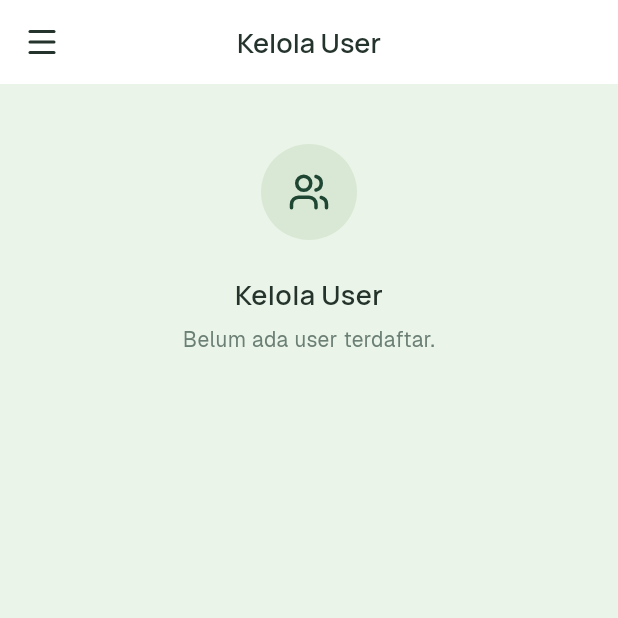
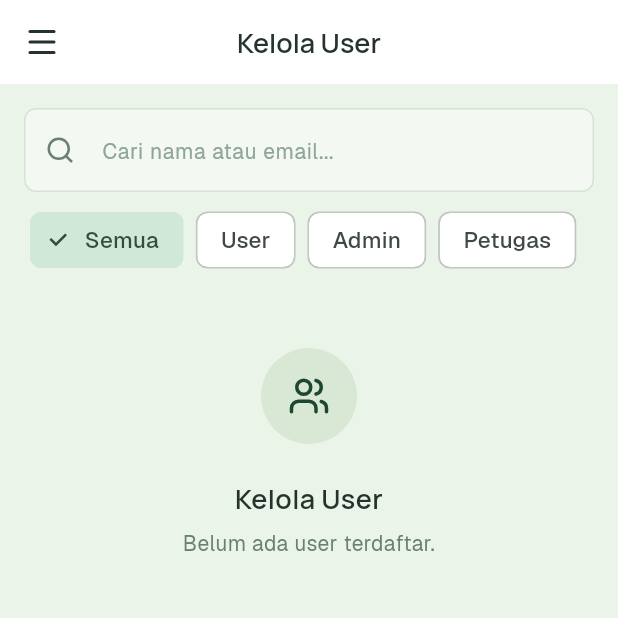
Before and after one commit to renoain/app-green, a Flutter app: the AdminUsersPage screen opened directly, on a phone screen of 412 x 824 dp, the top half of it. Run offline on Flutter 3.47's test engine with Material 3 defaults, Android fonts, the phone set to English and light mode, and no system bars; our stand-ins replace camera, dio, dropdown_search, flutter_dotenv, flutter_lucide, flutter_map and 8 more; accounts and stored records are empty; network calls fail; project files that could hold a hidden picture were left out.

Commit message:
feat(admin): add user search filter role change and detail
ManageUserUsecase blocks self-demote, migration 018 RLS policies.

```diff
--- a/lib/core/constants/app_strings.dart
+++ b/lib/core/constants/app_strings.dart
@@ -1039,6 +1039,31 @@ class AppStrings {
   /// Label role di daftar user admin.
   static const String adminUserRoleLabel = 'Role';
 
+  /// Hint cari user admin (nama/email).
+  static const String adminUserSearchHint = 'Cari nama atau email...';
+
+  /// Label filter semua role user admin.
+  static const String adminUserFilterAll = 'Semua';
+
+  /// Judul detail user admin.
+  static const String adminUserDetailTitle = 'Detail User';
+
+  /// Label total poin di detail user admin.
+  static const String adminUserTotalPoints = 'Total Poin';
+
+  /// Judul riwayat buang di detail user admin.
+  static const String adminUserHistoryTitle = 'Riwayat Buang';
+
+  /// Pesan riwayat kosong di detail user admin.
+  static const String adminUserHistoryEmpty = 'Belum ada riwayat buang.';
+
+  /// Label ubah role di detail user admin.
+  static const String adminUserChangeRole = 'Ubah Role';
+
+  /// Cegahan admin mencabut role sendiri.
+  static const String adminUserSelfDemoteBlocked =
+      'Tidak bisa mencabut role admin milik sendiri agar tidak terkunci.';
+
   /// Judul info aplikasi di pengaturan admin.
   static const String adminSettingsAppTitle = 'Aplikasi';
 
--- a/lib/features/admin/presentation/pages/admin_users_page.dart
+++ b/lib/features/admin/presentation/pages/admin_users_page.dart
@@ -1,14 +1,16 @@
-// Halaman kelola user admin (daftar real, ubah role fase 2).
+// Halaman kelola user admin (daftar + filter + ubah role).
 //
-// Daftar profil terbaru via AdminUsersDatasource; ubah role dan
-// nonaktifkan user menyusul di fase 2.
+// Daftar profil terbaru via AdminUsersNotifier; cari nama/email, filter
+// role, ketuk item ke detail (total poin + riwayat + ubah role).
 
 import 'package:flutter/material.dart';
 import 'package:flutter_lucide/flutter_lucide.dart';
 import 'package:flutter_riverpod/flutter_riverpod.dart';
+import 'package:go_router/go_router.dart';
 
 import '../../../../core/constants/app_enums.dart';
 import '../../../../core/constants/app_strings.dart';
+import '../../../../core/router/app_router.dart';
 import '../../../../core/theme/app_colors.dart';
 import '../../../../core/theme/app_radius.dart';
 import '../../../../core/theme/app_spacing.dart';
@@ -16,6 +18,7 @@ import '../../../../core/theme/app_typography.dart';
 import '../../../../core/utils/formatters.dart';
 import '../../../../core/widgets/app_bar_and_loading_widgets.dart';
 import '../../../../core/widgets/app_button_widgets.dart';
+import '../../../../core/widgets/custom_text_field_widget.dart';
 import '../../../../core/widgets/display_widgets.dart';
 import '../../../../core/widgets/feedback_widgets.dart';
 import '../../../../core/widgets/status_widgets.dart';
@@ -51,10 +54,19 @@ class AdminUsersPage extends ConsumerStatefulWidget {
 }
 
 class _AdminUsersPageState extends ConsumerState<AdminUsersPage> {
+  late final TextEditingController _searchController;
+
   @override
   void initState() {
     super.initState();
+    _searchController = TextEditingController();
     WidgetsBinding.instance.addPostFrameCallback((_) => _reload());
+  }
+
+  @override
+  void dispose() {
+    _searchController.dispose();
+    super.dispose();
   }
 
   Future<void> _reload() async {
@@ -65,6 +77,8 @@ class _AdminUsersPageState extends ConsumerState<AdminUsersPage> {
   @override
   Widget build(BuildContext context) {
     final AsyncValue<List<AdminUser>> state = ref.watch(adminUsersProvider);
+    final String query = ref.watch(adminUserSearchProvider);
+    final UserRole? roleFilter = ref.watch(adminUserRoleFilterProvider);
     return Scaffold(
       appBar: CustomAppBar(
         title: AppStrings.adminManageUser,
@@ -72,6 +86,53 @@ class _AdminUsersPageState extends ConsumerState<AdminUsersPage> {
         onLeadingTap: () => ref.read(adminDrawerOpenerProvider)?.call(),
       ),
       body: SafeArea(
+        child: Column(
+          children: <Widget>[
+            Padding(
+              padding: const EdgeInsets.fromLTRB(
+                AppSpacing.md,
+                AppSpacing.md,
+                AppSpacing.md,
+                AppSpacing.sm,
+              ),
+              child: CustomTextField(
+                hint: AppStrings.adminUserSearchHint,
+                prefixIcon: LucideIcons.search,
+                controller: _searchController,
+                onChanged: (String v) =>
+                    ref.read(adminUserSearchProvider.notifier).state = v,
+              ),
+            ),
+            SingleChildScrollView(
+              scrollDirection: Axis.horizontal,
+              padding: const EdgeInsets.symmetric(horizontal: AppSpacing.md),
+              child: Row(
+                children: <Widget>[
+                  ChoiceChip(
+                    label: const Text(AppStrings.adminUserFilterAll),
+                    selected: roleFilter == null,
+                    onSelected: (_) => ref
+                        .read(adminUserRoleFilterProvider.notifier)
+                        .state = null,
+                  ),
+                  const SizedBox(width: AppSpacing.sm),
+                  ...UserRole.values.map(
+                    (UserRole role) => Padding(
+                      padding: const EdgeInsets.only(right: AppSpacing.sm),
+                      child: ChoiceChip(
+                        label: Text(_roleLabel(role)),
+                        selected: roleFilter == role,
+                        onSelected: (_) => ref
+                            .read(adminUserRoleFilterProvider.notifier)
+                            .state = role,
+                      ),
+                    ),
+                  ),
+                ],
+              ),
+            ),
+            const SizedBox(height: AppSpacing.sm),
+            Expanded(
               child: state.when(
                 loading: () => const _AdminUserSkeleton(),
                 error: (Object error, StackTrace _) => RefreshIndicator(
@@ -90,7 +151,10 @@ class _AdminUsersPageState extends ConsumerState<AdminUsersPage> {
                   ),
                 ),
                 data: (List<AdminUser> users) {
-            if (users.isEmpty) {
+                  final List<AdminUser> shown = ref
+                      .read(adminUsersProvider.notifier)
+                      .filtered(query, roleFilter);
+                  if (shown.isEmpty) {
                     return RefreshIndicator(
                       color: AppColors.primary,
                       onRefresh: _reload,
@@ -111,23 +175,30 @@ class _AdminUsersPageState extends ConsumerState<AdminUsersPage> {
                     onRefresh: _reload,
                     child: ListView.separated(
                       padding: const EdgeInsets.all(AppSpacing.md),
-                itemCount: users.length,
+                      itemCount: shown.length,
                       separatorBuilder: (_, __) =>
                           const SizedBox(height: AppSpacing.sm),
                       itemBuilder: (BuildContext context, int index) {
-                  final AdminUser user = users[index];
+                        final AdminUser user = shown[index];
                         final String name = user.username ??
                             user.email?.split('@').first ??
                             '-';
                         return RepaintBoundary(
+                          child: InkWell(
+                            onTap: () => context.pushNamed(
+                              AppRouteName.adminUserDetail,
+                              pathParameters: <String, String>{'id': user.id},
+                              extra: user,
+                            ),
                             child: Container(
                               padding: const EdgeInsets.all(AppSpacing.md),
                               decoration: BoxDecoration(
                                 color: AppColors.surface,
                                 borderRadius:
                                     BorderRadius.circular(AppRadius.lg),
-                        border:
-                            Border.all(color: AppColors.borderLight),
+                                border: Border.all(
+                                  color: AppColors.borderLight,
+                                ),
                               ),
                               child: Row(
                                 children: <Widget>[
@@ -144,9 +215,13 @@ class _AdminUsersPageState extends ConsumerState<AdminUsersPage> {
                                           maxLines: 1,
                                           overflow: TextOverflow.ellipsis,
                                         ),
-                                const SizedBox(height: AppSpacing.xs),
+                                        const SizedBox(
+                                          height: AppSpacing.xs,
+                                        ),
                                         Text(
-                                  formatIndonesianDate(user.createdAt),
+                                          formatIndonesianDate(
+                                            user.createdAt,
+                                          ),
                                           style: AppTypography.bodySm,
                                         ),
                                       ],
@@ -160,11 +235,15 @@ class _AdminUsersPageState extends ConsumerState<AdminUsersPage> {
                                 ],
                               ),
                             ),
+                          ),
                         );
                       },
                     ),
                   );
                 },
+              ),
+            ),
+          ],
         ),
       ),
     );
--- a/lib/features/admin/presentation/providers/admin_users_provider.dart
+++ b/lib/features/admin/presentation/providers/admin_users_provider.dart
@@ -1,11 +1,14 @@
 // Provider daftar user admin (presentation).
 //
-// State daftar user terbaru untuk halaman Kelola User.
+// State daftar user terbaru + cari/filter role + ubah role via
+// ManageUserUsecase (cegah admin mencabut role sendiri).
 
 import 'package:flutter_riverpod/flutter_riverpod.dart';
 
+import '../../../../core/constants/app_enums.dart';
 import '../../data/datasources/admin_users_datasource.dart';
 import '../../domain/entities/admin_user.dart';
+import '../../domain/usecases/manage_user_usecase.dart';
 
 /// Provider data source daftar user admin.
 final Provider<AdminUsersDatasource> adminUsersDatasourceProvider =
@@ -13,12 +16,27 @@ final Provider<AdminUsersDatasource> adminUsersDatasourceProvider =
   (Ref ref) => AdminUsersDatasource(),
 );
 
+/// Provider use case kelola user admin.
+final Provider<ManageUserUsecase> manageUserUsecaseProvider =
+    Provider<ManageUserUsecase>(
+  (Ref ref) => ManageUserUsecase(ref.watch(adminUsersDatasourceProvider)),
+);
+
+/// Kata kunci cari user admin (nama/email).
+final StateProvider<String> adminUserSearchProvider =
+    StateProvider<String>((Ref ref) => '');
+
+/// Filter role user admin (null berarti semua).
+final StateProvider<UserRole?> adminUserRoleFilterProvider =
+    StateProvider<UserRole?>((Ref ref) => null);
+
 /// Notifier daftar user admin.
 class AdminUsersNotifier extends StateNotifier<AsyncValue<List<AdminUser>>> {
-  /// Membuat notifier dengan data source yang di-inject.
-  AdminUsersNotifier(this._datasource)
+  /// Membuat notifier dengan use case yang di-inject.
+  AdminUsersNotifier(this._usecase, this._datasource)
       : super(const AsyncLoading<List<AdminUser>>());
 
+  final ManageUserUsecase _usecase;
   final AdminUsersDatasource _datasource;
 
   /// Memuat daftar user terbaru.
@@ -28,11 +46,44 @@ class AdminUsersNotifier extends StateNotifier<AsyncValue<List<AdminUser>>> {
       () => _datasource.getUsers(limit: limit),
     );
   }
+
+  /// Daftar tersaring kata kunci + role.
+  List<AdminUser> filtered(String query, UserRole? role) {
+    final List<AdminUser> all = state.maybeWhen(
+      data: (List<AdminUser> value) => value,
+      orElse: () => <AdminUser>[],
+    );
+    final String keyword = query.trim().toLowerCase();
+    return all.where((AdminUser user) {
+      if (role != null && user.role != role) return false;
+      if (keyword.isEmpty) return true;
+      final String name = (user.username ?? '').toLowerCase();
+      final String email = (user.email ?? '').toLowerCase();
+      return name.contains(keyword) || email.contains(keyword);
+    }).toList();
+  }
+
+  /// Ubah role user lalu muat ulang daftar.
+  Future<void> updateRole({
+    required String currentUserId,
+    required String targetId,
+    required UserRole role,
+  }) async {
+    await _usecase.updateRole(
+      currentUserId: currentUserId,
+      targetId: targetId,
+      role: role,
+    );
+    await load();
+  }
 }
 
 /// Provider state daftar user admin.
 final StateNotifierProvider<AdminUsersNotifier, AsyncValue<List<AdminUser>>>
     adminUsersProvider =
     StateNotifierProvider<AdminUsersNotifier, AsyncValue<List<AdminUser>>>(
-  (Ref ref) => AdminUsersNotifier(ref.watch(adminUsersDatasourceProvider)),
+  (Ref ref) => AdminUsersNotifier(
+    ref.watch(manageUserUsecaseProvider),
+    ref.watch(adminUsersDatasourceProvider),
+  ),
 );
```
Also changed, not shown: lib/core/router/app_router.dart (+19 -1 lines), lib/features/admin/data/datasources/admin_users_datasource.dart (+9 -1 lines), lib/features/admin/domain/usecases/manage_user_usecase.dart (added, +48 -0 lines), lib/features/admin/presentation/pages/admin_user_detail_page.dart (added, +252 -0 lines), 8 other files. Lines whose indentation alone changed are shown as unchanged.
